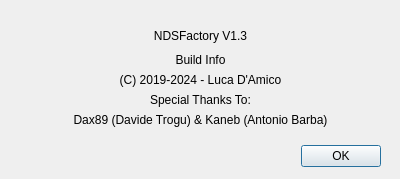
Before: the Qt Designer form ui/dialogs/about/aboutdialog.ui in Luca1991/NDSFactory, drawn with Qt 5.
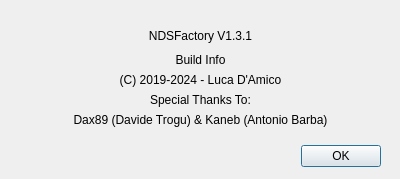
After: the same form once the commit is applied.

Diff of the .ui file:
```diff
--- a/ui/dialogs/about/aboutdialog.ui
+++ b/ui/dialogs/about/aboutdialog.ui
@@ -42,7 +42,7 @@
     <bool>false</bool>
    </property>
    <property name="text">
-    <string>NDSFactory V1.3</string>
+    <string>NDSFactory V1.3.1</string>
    </property>
    <property name="alignment">
     <set>Qt::AlignmentFlag::AlignCenter</set>
```
